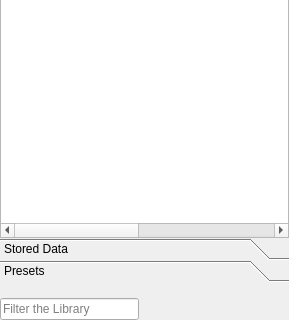
Above: src/Widgets/Library/LibraryWidget.ui from CasparCG/client before the change; both pictures show x 0 to 289 and y 280 to 600 of the 289 by 600 pixel window. Below: the same form after it.
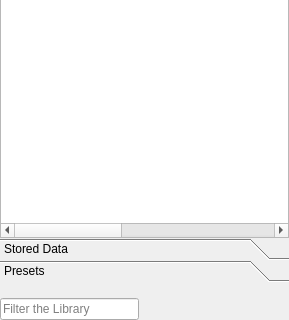
That is the form after the change. The open tabs and pages were chosen to show the change. Custom widgets are drawn as their Qt base class.

Patch:
```diff
--- a/src/Widgets/Library/LibraryWidget.ui
+++ b/src/Widgets/Library/LibraryWidget.ui
@@ -442,8 +442,8 @@
        <rect>
         <x>0</x>
         <y>0</y>
-        <width>98</width>
-        <height>71</height>
+        <width>289</width>
+        <height>415</height>
        </rect>
       </property>
       <attribute name="label">
@@ -479,6 +479,9 @@
          <attribute name="headerVisible">
           <bool>false</bool>
          </attribute>
+         <attribute name="headerStretchLastSection">
+          <bool>false</bool>
+         </attribute>
          <column>
           <property name="text">
            <string>Name</string>
@@ -509,6 +512,11 @@
            <string>ThumbnailId</string>
           </property>
          </column>
+         <column>
+          <property name="text">
+           <string>Timecode</string>
+          </property>
+         </column>
         </widget>
        </item>
       </layout>
```
Left out of the diff: 32 changed lines with no effect on the pictures.
